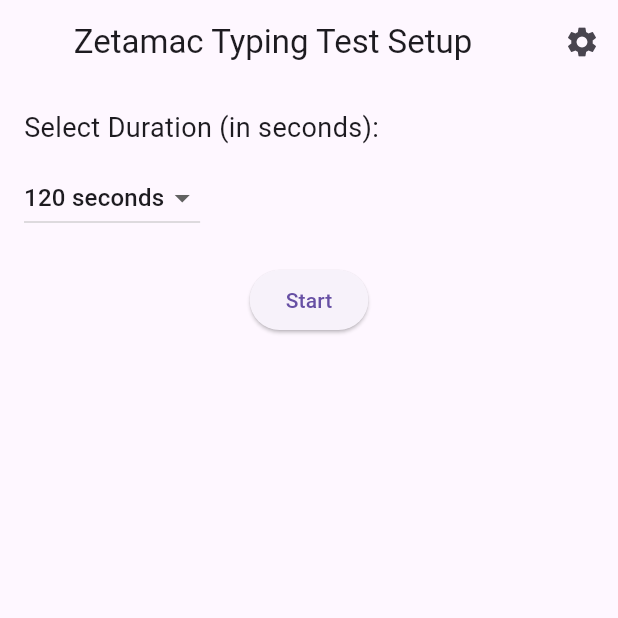
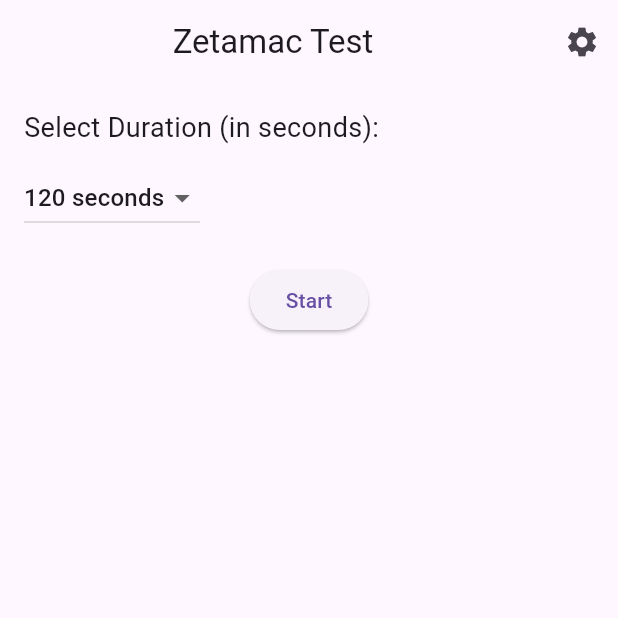
Before and after one commit to biojeffliu/zetamac_clone, a Flutter app: the screen it shows after launch, on a phone screen of 412 x 824 dp, the top half of it. Run offline on Flutter 3.47's test engine with Material 3 defaults, Android fonts, the phone set to English and light mode, and no system bars.

Commit message:
typos and bug fixes when clicking out of result screen

```diff
--- a/lib/main.dart
+++ b/lib/main.dart
@@ -33,7 +33,7 @@
   Widget build(BuildContext context) {
     return Scaffold(
       appBar: AppBar(
-        title: const Center(child: Text('Zetamac Typing Test Setup')),
+        title: const Center(child: Text('Zetamac Test')),
         actions: [
           IconButton(
             icon: const Icon(Icons.settings),
@@ -204,6 +204,7 @@
   void _endTest() {
     showDialog(
       context: context,
+      barrierDismissible: false,
       builder: (BuildContext context) {
         return AlertDialog(
           title: const Text("Time's Up!"),
```
